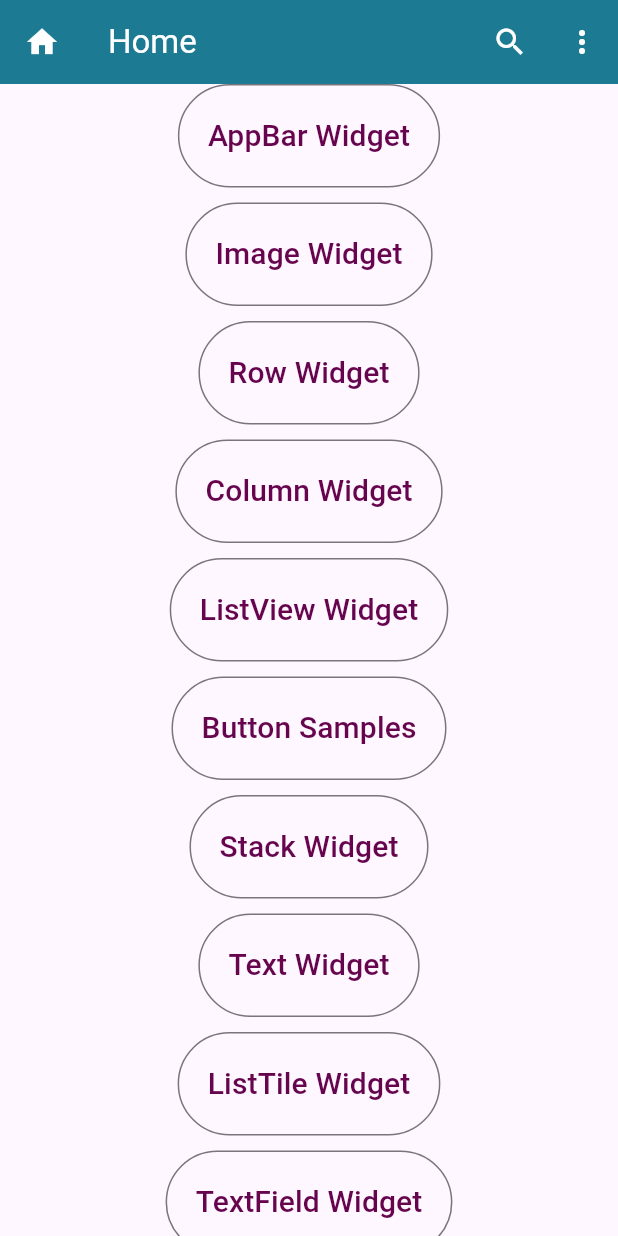
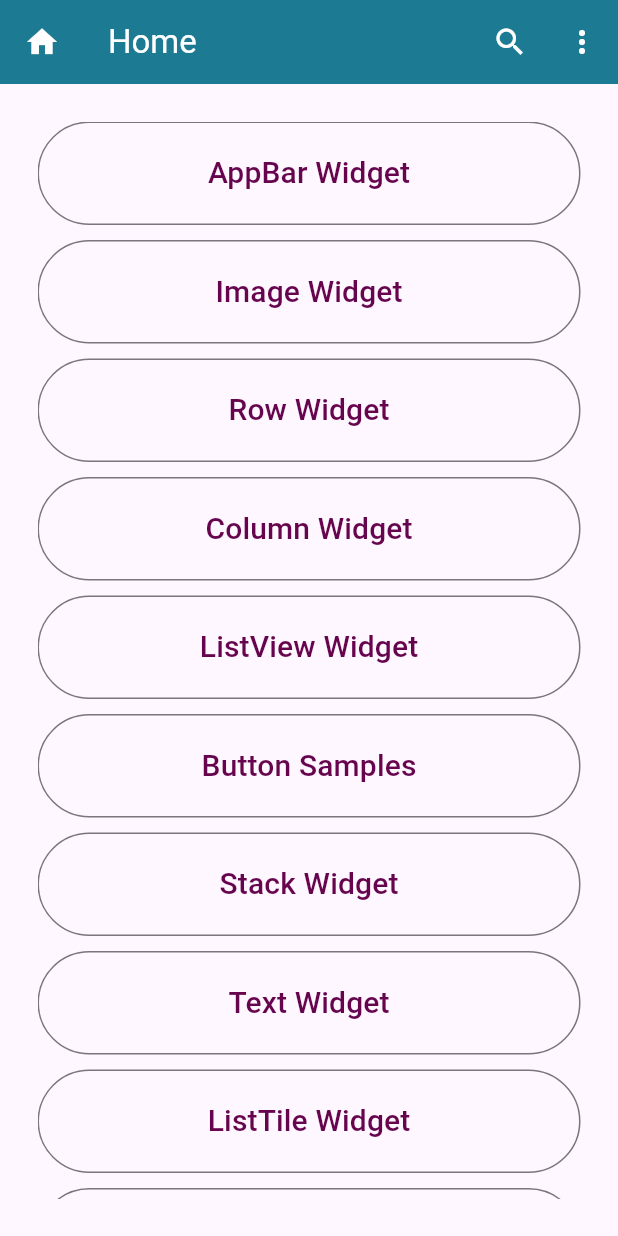
Before and after one commit to Ardra-14/NewProject, a Flutter app: the screen it shows after launch, on a phone screen of 412 x 824 dp. Run offline on Flutter 3.47's test engine with Material 3 defaults, Android fonts, the phone set to English and light mode, and no system bars.

Commit message:
second commit

```diff
--- a/my_app/lib/Screens/homewidget.dart
+++ b/my_app/lib/Screens/homewidget.dart
@@ -38,8 +38,9 @@ class HomeWidget extends StatelessWidget {
         ],
       ),
       body: Center(
-        child: Column(
-          mainAxisAlignment: MainAxisAlignment.center,
+        child: Padding(
+          padding: const EdgeInsets.all(25),
+          child: ListView(
             children: [
               OutlinedButton(
                 style: ButtonStyle(
@@ -190,7 +191,53 @@ class HomeWidget extends StatelessWidget {
                   style: TextStyle(fontSize: 20),
                 ),
               ),
+              SizedBox(height: 10),
+               OutlinedButton(
+                style: ButtonStyle(
+                  foregroundColor:
+                      WidgetStateProperty.all(Color.fromARGB(255, 102, 5, 78)),
+                  padding: WidgetStateProperty.all(EdgeInsets.all(20)),
+                ),
+                onPressed: () {
+                  Navigator.pushNamed(context, '/example');
+                },
+                child: Text(
+                  "Example",
+                  style: TextStyle(fontSize: 20),
+                ),
+              ),
+               SizedBox(height: 10),
+               OutlinedButton(
+                style: ButtonStyle(
+                  foregroundColor:
+                      WidgetStateProperty.all(Color.fromARGB(255, 102, 5, 78)),
+                  padding: WidgetStateProperty.all(EdgeInsets.all(20)),
+                ),
+                onPressed: () {
+                  Navigator.pushNamed(context, '/tabBar');
+                },
+                child: Text(
+                  "Tab Bar",
+                  style: TextStyle(fontSize: 20),
+                ),
+              ),
+              SizedBox(height: 10),
+               OutlinedButton(
+                style: ButtonStyle(
+                  foregroundColor:
+                      WidgetStateProperty.all(Color.fromARGB(255, 102, 5, 78)),
+                  padding: WidgetStateProperty.all(EdgeInsets.all(20)),
+                ),
+                onPressed: () {
+                  Navigator.pushNamed(context, '/positioned');
+                },
+                child: Text(
+                  "Positioned Widget",
+                  style: TextStyle(fontSize: 20),
+                ),
+              ),
             ],
+          ),
         ),
       ),
     );
--- a/my_app/lib/app.dart
+++ b/my_app/lib/app.dart
@@ -1,4 +1,6 @@
 import 'package:flutter/material.dart';
+import 'package:my_app/Screens/Positioned.dart';
+import 'package:my_app/Screens/example.dart';
 import 'package:my_app/Screens/homewidget.dart';
 import 'package:my_app/Screens/appbar.dart';
 import 'package:my_app/Screens/imagewidget.dart';
@@ -10,6 +12,7 @@ import 'package:my_app/Screens/stackwidget.dart';
 import 'package:my_app/Screens/textwidget.dart';
 import 'package:my_app/Screens/listtilewidget.dart';
 import 'package:my_app/Screens/textfieldwidget.dart';
+import 'package:my_app/Screens/tabbar.dart';
 
 
 class App extends StatelessWidget{
@@ -30,6 +33,9 @@ class App extends StatelessWidget{
         '/textwidget':(context)=>TextWidget(),
         '/listtilewidget':(context)=>ListTileWidget(),
         '/textfieldwidget':(context)=>TextFieldwidget(),
+        '/example':(context)=>Example(),
+        '/tabBar':(context)=>Tabbar(),
+        '/positioned':(context)=>Positionedwidget(),
       },
       initialRoute: '/',
     );
```
Also changed, not shown: my_app/lib/Screens/example.dart (added, +79 -0 lines), my_app/lib/Screens/positioned.dart (added, +49 -0 lines), my_app/lib/Screens/tabBar.dart (added, +87 -0 lines). Lines whose indentation alone changed are shown as unchanged.
